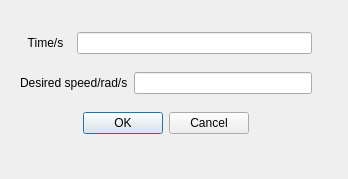
The window that ui/commandwindow.ui (BohdanMytnyk/neurocontroller) describes before a commit, drawn with Qt 5.
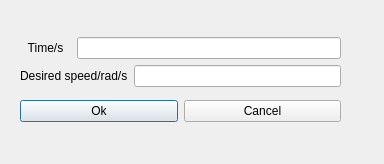
The same window after the commit.

```diff
--- a/ui/commandwindow.ui
+++ b/ui/commandwindow.ui
@@ -6,8 +6,8 @@
    <rect>
     <x>0</x>
     <y>0</y>
-    <width>348</width>
-    <height>179</height>
+    <width>384</width>
+    <height>164</height>
    </rect>
   </property>
   <property name="windowTitle">
@@ -17,11 +17,13 @@
    <property name="geometry">
     <rect>
      <x>20</x>
-     <y>20</y>
-     <width>292</width>
-     <height>128</height>
+     <y>30</y>
+     <width>321</width>
+     <height>101</height>
     </rect>
    </property>
+   <layout class="QVBoxLayout" name="verticalLayout1">
+    <item>
    <layout class="QGridLayout" name="gridLayout">
     <item row="1" column="0" colspan="2">
      <widget class="QLabel" name="speed_label">
@@ -44,23 +46,27 @@
      </widget>
     </item>
     <item row="0" column="1" colspan="2">
-     <widget class="QLineEdit" name="timeInput"/>
-    </item>
-    <item row="2" column="0" colspan="3">
-     <widget class="QDialogButtonBox" name="buttonBox_2">
-      <property name="layoutDirection">
-       <enum>Qt::LeftToRight</enum>
-      </property>
-      <property name="orientation">
-       <enum>Qt::Horizontal</enum>
-      </property>
-      <property name="standardButtons">
-       <set>QDialogButtonBox::Cancel|QDialogButtonBox::Ok</set>
-      </property>
-      <property name="centerButtons">
-       <bool>true</bool>
-      </property>
-     </widget>
+       <widget class="QLineEdit" name="timeEdit"/>
+      </item>
+     </layout>
+    </item>
+    <item>
+     <layout class="QHBoxLayout" name="horizontalLayout1">
+      <item>
+       <widget class="QPushButton" name="cmdOk">
+        <property name="text">
+         <string>Ok</string>
+        </property>
+       </widget>
+      </item>
+      <item>
+       <widget class="QPushButton" name="cmdCancel">
+        <property name="text">
+         <string>Cancel</string>
+        </property>
+       </widget>
+      </item>
+     </layout>
     </item>
    </layout>
   </widget>
```
Left out of the diff: 6 changed lines with no effect on the pictures. Lines whose indentation alone changed are shown as unchanged.
